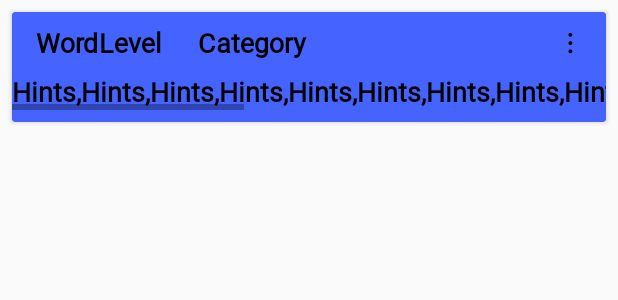
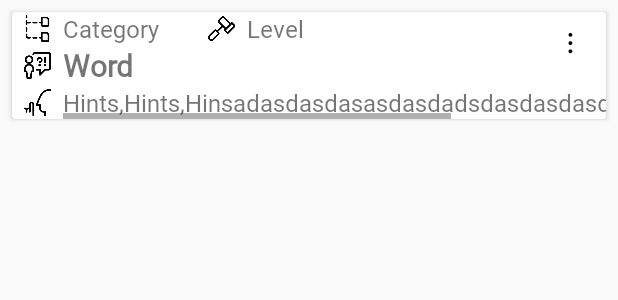
Before and after one commit to miguelromeral/PasswordGame, an Android app: the layout item_custom_passwords.xml on its own in the app's theme, with its tools: preview values and no code run, on a phone screen of 412 x 824 dp. Shown: the top 300 px of the screen. Run offline under Robolectric (Android 15) with nearby library versions, the phone set to English and light mode, and no system bars.

Commit message:
Changes in styles and other improves. Night styles erased for the moment

```diff
--- a/app/src/main/res/drawable/splash_night.xml
+++ b/app/src/main/res/drawable/splash_night.xml
@@ -1,10 +1,14 @@
 <?xml version="1.0" encoding="utf-8"?>
-<layer-list xmlns:android="http://schemas.android.com/apk/res/android">
-    <item android:drawable="@android:color/black"/>
-    <item>
-        <bitmap
-            android:tint="@android:color/white"
-            android:gravity="center"
-            android:src="@drawable/microphone"/>
-    </item>
-</layer-list>
+<shape xmlns:android="http://schemas.android.com/apk/res/android"
+    android:shape="rectangle">
+
+    <size
+        android:width="108dp"
+        android:height="108dp" />
+
+    <gradient
+        android:type="linear"
+        android:angle="315"
+        android:startColor="@color/black"
+        android:endColor="@color/colorAccent" />
+</shape>
--- a/app/src/main/res/layout/item_answer.xml
+++ b/app/src/main/res/layout/item_answer.xml
@@ -12,7 +12,7 @@
 
 
     <androidx.cardview.widget.CardView
-        android:layout_width="500sp"
+        android:layout_width="wrap_content"
         android:layout_height="wrap_content"
         android:layout_margin="8dp"
         android:id="@+id/cardViewAnswer">
--- a/app/src/main/res/layout/item_custom_passwords.xml
+++ b/app/src/main/res/layout/item_custom_passwords.xml
@@ -1,6 +1,4 @@
 <?xml version="1.0" encoding="utf-8"?>
-
-
 <layout xmlns:app="http://schemas.android.com/apk/res-auto"
     xmlns:tools="http://schemas.android.com/tools"
     xmlns:android="http://schemas.android.com/apk/res/android">
@@ -10,77 +8,148 @@
             name="password"
             type="es.miguelromeral.password.classes.Password" />
 
-        <variable
-            name="listener"
-            type="es.miguelromeral.password.ui.listeners.CustomPasswordListener" />
-
     </data>
 
 
     <androidx.cardview.widget.CardView
         android:layout_width="match_parent"
         android:layout_height="wrap_content"
-        style="@style/cardViewCustomPassword">
+        android:layout_margin="8dp"
+        android:id="@+id/cardViewAnswer">
 
         <androidx.constraintlayout.widget.ConstraintLayout
             android:layout_width="match_parent"
-        android:layout_height="wrap_content">
+            android:layout_height="wrap_content" >
+
+
+            <androidx.constraintlayout.widget.ConstraintLayout
+                android:id="@+id/constraintLayout2"
+                android:layout_width="wrap_content"
+                android:layout_height="wrap_content"
+                app:layout_constraintStart_toStartOf="parent"
+                app:layout_constraintTop_toTopOf="parent">
+
+                <ImageView
+                    android:id="@+id/imageView2"
+                    style="@style/MiniIconTheme"
+                    app:layout_constraintEnd_toStartOf="@+id/tvTime"
+                    app:srcCompat="@drawable/category" />
+
+                <TextView
+                    android:id="@+id/tvCategory"
+                    android:layout_width="wrap_content"
+                    android:layout_height="wrap_content"
+                    android:layout_marginStart="8dp"
+                    app:layout_constraintBottom_toBottomOf="parent"
+                    app:layout_constraintEnd_toEndOf="parent"
+                    app:layout_constraintStart_toEndOf="@id/imageView2"
+                    app:layout_constraintTop_toTopOf="parent"
+                    tools:text="Category" />
+
+            </androidx.constraintlayout.widget.ConstraintLayout>
+
+
+            <androidx.constraintlayout.widget.ConstraintLayout
+                android:id="@+id/constraintLayout3"
+                android:layout_width="wrap_content"
+                android:layout_height="wrap_content"
+                android:layout_marginStart="24dp"
+                app:layout_constraintStart_toEndOf="@+id/constraintLayout2">
+
+
+                <ImageView
+                    android:id="@+id/imageView4"
+                    style="@style/MiniIconTheme"
+                    app:layout_constraintEnd_toStartOf="@+id/tvState"
+                    app:srcCompat="@drawable/level"
+                    tools:layout_editor_absoluteY="10dp" />
+
+                <TextView
+                    android:id="@+id/tvLevel"
+                    android:layout_width="wrap_content"
+                    android:layout_height="wrap_content"
+                    android:layout_marginStart="8dp"
+                    android:textAlignment="center"
+                    app:layout_constraintBottom_toBottomOf="parent"
+                    app:layout_constraintStart_toEndOf="@id/imageView4"
+                    app:layout_constraintTop_toTopOf="parent"
+                    tools:text="Level" />
+
+
+            </androidx.constraintlayout.widget.ConstraintLayout>
+
+
+
+
+
+
+
+            <androidx.constraintlayout.widget.ConstraintLayout
+                android:id="@+id/clWord"
+                android:layout_width="match_parent"
+                android:layout_height="wrap_content"
+                app:layout_constraintStart_toStartOf="parent"
+                app:layout_constraintTop_toBottomOf="@id/constraintLayout2">
+
+
+                <ImageView
+                    android:id="@+id/imageView3"
+                    style="@style/MiniIconTheme"
+                    app:layout_constraintEnd_toStartOf="@+id/tvWord"
+                    app:srcCompat="@drawable/user_exclamation" />
 
                 <TextView
                     android:id="@+id/tvWord"
-            style="@style/textViewInCardView"
                     android:layout_width="wrap_content"
                     android:layout_height="wrap_content"
-            android:layout_marginStart="16dp"
+                    android:layout_marginStart="8sp"
                     android:layout_marginTop="8dp"
+                    android:layout_marginBottom="8dp"
                     android:textAlignment="center"
-            app:layout_constraintStart_toStartOf="parent"
-            app:layout_constraintTop_toTopOf="parent"
+                    android:textStyle="bold"
+                    android:textSize="20sp"
+                    app:layout_constraintStart_toEndOf="@+id/imageView3"
                     tools:text="Word" />
 
-
-        <TextView
-            android:id="@+id/tvLevel"
-            style="@style/textViewInCardView"
-            android:layout_width="wrap_content"
-            android:layout_height="wrap_content"
-            android:textAlignment="center"
-            app:layout_constraintStart_toEndOf="@+id/tvWord"
-            app:layout_constraintTop_toTopOf="@+id/tvWord"
-            tools:text="Level" />
-
-        <TextView
-            android:id="@+id/tvCategory"
-            style="@style/textViewInCardView"
-            android:layout_width="wrap_content"
-            android:layout_height="wrap_content"
-            android:layout_marginStart="24dp"
-            android:textAlignment="center"
-            app:layout_constraintStart_toEndOf="@+id/tvLevel"
-            app:layout_constraintTop_toTopOf="@+id/tvLevel"
-            tools:text="Category" />
+            </androidx.constraintlayout.widget.ConstraintLayout>
 
 
 
-        <HorizontalScrollView
+
+            <androidx.constraintlayout.widget.ConstraintLayout
+                android:id="@+id/clHints"
                 android:layout_width="match_parent"
                 android:layout_height="wrap_content"
-            android:layout_marginTop="8dp"
-            android:layout_marginBottom="8dp"
+                app:layout_constraintStart_toStartOf="parent"
+                app:layout_constraintTop_toBottomOf="@id/clWord">
+
+
+                <ImageView
+                    android:id="@+id/imageView6"
+                    style="@style/MiniIconTheme"
+                    app:layout_constraintStart_toStartOf="parent"
+                    app:srcCompat="@drawable/hint" />
+
+
+                <HorizontalScrollView
+                    android:id="@+id/nested"
+                    android:layout_width="wrap_content"
+                    android:layout_height="wrap_content"
+                    android:layout_marginStart="8dp"
                     app:layout_constraintBottom_toBottomOf="parent"
-            app:layout_constraintStart_toStartOf="@+id/tvWord"
-            app:layout_constraintTop_toBottomOf="@+id/tvWord">
-
+                    app:layout_constraintStart_toEndOf="@id/imageView6">
 
 
                     <TextView
                         android:id="@+id/tvHints"
-                style="@style/textViewInCardView"
                         hintsFormatted="@{password}"
-                tools:text="Hints,Hints,Hints,Hints,Hints,Hints,Hints,Hints,Hints,Hints,Hints,Hints,HintHints,s,Hints,Hints,Hints,Hints,Hints,Hints,Hints,Hints," />
-
+                        android:layout_width="wrap_content"
+                        android:layout_height="wrap_content"
+                        tools:text="Hints,Hints,Hinsadasdasdasasdasdadsdasdasdasdadwdawdwaddawdawdawdwadw" />
 
                 </HorizontalScrollView>
+
+            </androidx.constraintlayout.widget.ConstraintLayout>
 
 
 
@@ -100,8 +169,13 @@
                 app:layout_constraintEnd_toEndOf="parent"
                 app:layout_constraintTop_toTopOf="parent" />
 
+
+
         </androidx.constraintlayout.widget.ConstraintLayout>
+
+
 
     </androidx.cardview.widget.CardView>
 
+
 </layout>
--- a/app/src/main/res/values-night/styles.xml
+++ b/app/src/main/res/values-night/styles.xml
@@ -6,78 +6,5 @@
         <item name="android:navigationBarColor">@android:color/transparent</item>
     </style>
 
-    <!-- Base application theme. -->
-    <style name="AppTheme" parent="Theme.AppCompat.DayNight">
-        <!-- Customize your theme here. -->
-        <item name="colorPrimary">@color/colorPrimary</item>
-        <item name="colorPrimaryDark">@color/colorPrimaryDark</item>
-        <item name="colorAccent">@color/colorAccent</item>
-        <item name="android:navigationBarColor">@color/black</item>
-        <item name="android:fontFamily">@font/baloobhaina2_regular</item>
-        <item name="android:textSize">16sp</item>
-    </style>
-
-    <style name="backgroundStyle">
-        <item name="android:background">@color/black</item>
-    </style>
-
-    <style name="IconThemeOpposite">
-        <item name="android:tint">@color/black</item>
-    </style>
-
-
-
-    <style name="MainButtonRounded" parent="MainButton">
-        <item name="android:backgroundTint">@color/darkOrange</item>
-        <item name="android:background">@drawable/btn_rounded</item>
-        <item name="android:fontFamily">@font/bangers</item>
-        <item name="android:textSize">16dp</item>
-    </style>
-
-    <style name="MinorButton" parent="MainButton">
-        <item name="android:backgroundTint">@color/darkBlue</item>
-        <item name="android:fontFamily">@font/bangers</item>
-        <item name="android:textColor">@color/white</item>
-        <item name="android:background">@drawable/btn_rounded</item>
-    </style>
-
-    <style name="myTextView" parent="mainTextView">
-        <item name="android:textColor">@color/white</item>
-    </style>
-
-
-    <style name="textViewHint" parent="mainTextView">
-        <item name="android:textSize">14sp</item>
-        <item name="android:layout_width">wrap_content</item>
-        <item name="android:layout_height">wrap_content</item>
-        <item name="android:textColor">@color/white</item>
-    </style>
-
-    <style name="textViewPassword" parent="mainTextView">
-        <item name="android:textSize">30sp</item>
-        <item name="android:textAlignment">center</item>
-        <item name="android:layout_width">wrap_content</item>
-        <item name="android:layout_height">wrap_content</item>
-        <item name="android:textColor">@color/lightBlue</item>
-        <item name="android:fontFamily">@font/bangers</item>
-    </style>
-
-
-
-    <style name="textViewInCardView" parent="mainTextView">
-        <item name="android:textColor">@color/white</item>
-    </style>
-
-    <style name="cardViewCustomPassword" parent="mainCardView">
-        <item name="cardBackgroundColor">@color/darkBlue</item>
-    </style>
-
-    <style name="cardViewCustomHint" parent="mainCardView">
-        <item name="cardBackgroundColor">@color/darkBlue</item>
-    </style>
-
-    <style name="cardViewHint" parent="mainCardView">
-        <item name="cardBackgroundColor">@color/darkOrange</item>
-    </style>
 
 </resources>
--- a/app/src/main/res/values/styles.xml
+++ b/app/src/main/res/values/styles.xml
@@ -31,7 +31,7 @@
 
 
     <style name="MiniIconTheme" parent="IconTheme">
-        <item name="android:tint">@color/white</item>
+        <item name="android:tint">@color/black</item>
         <item name="android:layout_width">18sp</item>
         <item name="android:layout_height">18sp</item>
         <item name="android:layout_marginEnd">8dp</item>
```
Also changed, not shown: app/src/main/java/es/miguelromeral/password/ui/dashboard/CustomPasswordAdapter.kt (+26 -8 lines), app/src/main/java/es/miguelromeral/password/ui/finishedgame/FinishedGameViewModel.kt (+19 -5 lines), app/src/main/res/layout/item_custom_hint.xml (+11 -8 lines), app/src/main/res/drawable/remove_button.png (added). Lines whose indentation alone changed are shown as unchanged.
